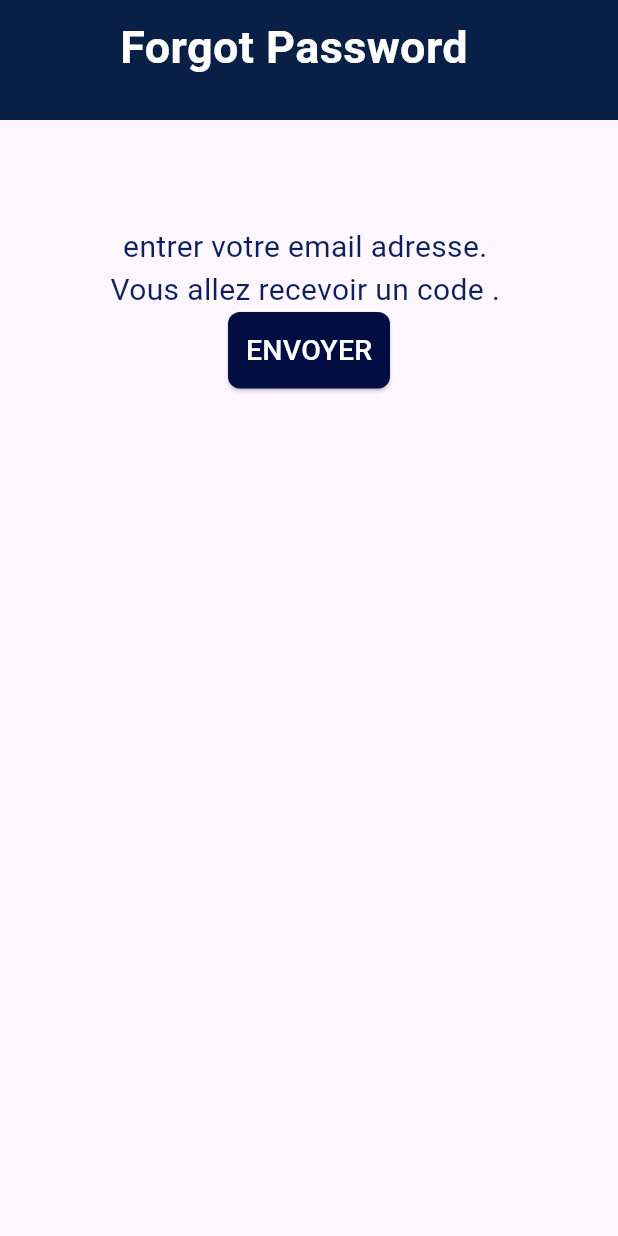
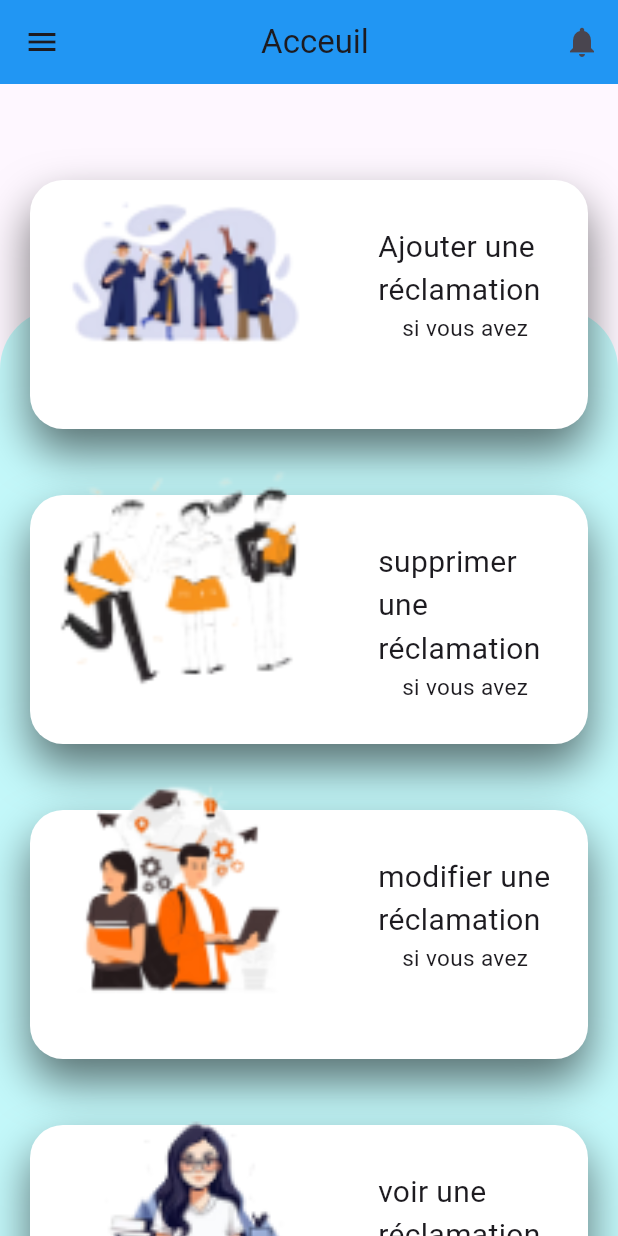
Before and after one commit to ImanAbarkane/gestion-des-reclamations-des-etudiants, a Flutter app: the screen it shows after launch, on a phone screen of 412 x 824 dp. Run offline on Flutter 3.47's test engine with Material 3 defaults, Android fonts, the phone set to English and light mode, and no system bars; Roboto replaces fonts that are missing (countryName).

Commit message:
list view de home

```diff
--- a/lib/main.dart
+++ b/lib/main.dart
@@ -1,4 +1,6 @@
 import 'package:ereclamation_application_2/screens/Forgot_password.dart';
+import 'package:ereclamation_application_2/screens/home.dart';
+
 import 'package:flutter/material.dart';
 void main() {
   runApp(const MyApp());
@@ -11,9 +13,13 @@ class MyApp extends StatelessWidget {
 
 
   Widget build (BuildContext context){
-    return const MaterialApp(
+    return  MaterialApp(
+      theme: ThemeData(
+       // primaryColor:  Color.fromARGB(95, 20, 80, 243),
+
+      ),
       debugShowCheckedModeBanner: false,
-      home:Forgot_password(),
+      home:Home(),
     );
   }
 }
--- /dev/null
+++ b/lib/models/cas_utilisation.dart
@@ -0,0 +1,52 @@
+
+
+import 'package:flutter/material.dart';
+
+
+class Cas_Utilisation {
+
+
+  final String title,subTitle ,image;
+
+
+  Cas_Utilisation({
+    required this.title,
+    required this.subTitle,
+    required this.image
+  });
+
+}
+
+
+  List<Cas_Utilisation>liste_fonctions= [
+   Cas_Utilisation(
+    title: "Ajouter une réclamation",
+    subTitle: 'si vous avez ',
+     image: "images/1.png"),
+
+
+     Cas_Utilisation(
+    title: "supprimer une réclamation",
+    subTitle: 'si vous avez ',
+     image: "images/2.png"),
+
+
+
+     Cas_Utilisation(
+    title: "modifier une réclamation",
+    subTitle: 'si vous avez ',
+     image: "images/3.png"),
+
+
+     Cas_Utilisation(
+    title: "voir une réclamation",
+    subTitle: 'si vous avez ',
+     image: "images/4.png"),
+
+
+     Cas_Utilisation(
+    title: "liste,des réclamation",
+    subTitle: 'si vous avez ',
+     image: "images/5.png")
+
+  ];
--- a/lib/screens/espace_enseignant.dart
+++ b/lib/screens/espace_enseignant.dart
@@ -1,4 +1,4 @@
-// ignore_for_file: prefer_const_literals_to_create_immutables, prefer_const_constructors, sort_child_properties_last
+// ignore_for_file: prefer_const_literals_to_create_immutables, prefer_const_constructors, sort_child_properties_last, camel_case_types
 
 import 'package:flutter/material.dart';
 
--- a/lib/screens/home.dart
+++ b/lib/screens/home.dart
@@ -0,0 +1,36 @@
+import 'package:ereclamation_application_2/widgets/Home_Body.dart';
+import 'package:flutter/material.dart';
+
+
+class Home extends StatelessWidget {
+  const Home({super.key});
+
+  @override
+  Widget build(BuildContext context) {
+    return Scaffold(
+     // backgroundColor: Color.fromARGB(95, 91, 133, 250),
+      appBar: homeAppBar(),
+      body: HomeBody(),
+    ) ;
+  }
+
+  AppBar homeAppBar() {
+    return AppBar(
+      backgroundColor:  Colors.blue,
+       title: Center(child: Text('Acceuil')),
+       actions: [
+        IconButton(
+          onPressed: (){},
+          icon: Icon(
+            Icons.notifications,
+           )
+          ),
+
+       ],
+       leading: IconButton(
+        onPressed: (){},
+        icon:Icon(Icons.menu)
+        ),
+    );
+  }
+}
--- /dev/null
+++ b/lib/widgets/Home_Body.dart
@@ -0,0 +1,59 @@
+// ignore_for_file: prefer_const_constructors, prefer_const_literals_to_create_immutables
+
+import 'package:ereclamation_application_2/widgets/fonction_card.dart';
+import 'package:flutter/material.dart';
+import 'package:ereclamation_application_2/models/cas_utilisation.dart';
+
+
+class HomeBody extends StatelessWidget {
+  const HomeBody({super.key});
+
+  @override
+  Widget build(BuildContext context) {
+    //Size sizee = MediaQuery.of(context).size;
+
+    return SafeArea(
+        bottom: true,
+        child: Column(children: [
+          SizedBox(
+            height: 30,
+          ),
+
+          //***********pour afficher calnedrier ********* */
+        /*  Container(
+            decoration: BoxDecoration(
+                color: Colors.green, borderRadius: BorderRadius.circular(20)),
+
+            height: 200,
+            //color: Colors.green,
+          ),*/
+
+          //*******************pour afficher lite des fonctions de l'application*************** */
+          Expanded(
+              //expanded widget est pour remplir tout l'espace restante
+              child: Stack(children: [
+            //************  1er child    *******
+            Container(
+                margin: EdgeInsets.only(top: 120.0),
+                decoration: BoxDecoration(
+                  color: Color.fromARGB(255, 195, 248, 250),
+                  borderRadius: BorderRadius.only(
+                    topLeft: Radius.circular(40),
+                    topRight: Radius.circular(40),
+                  ),
+                )),
+            ListView.builder(
+                  itemCount: liste_fonctions.length,
+                  itemBuilder: (context, index) => fonction_card(
+                    itemIndex: index,
+                    cas_utili: liste_fonctions[index], press: (){},
+                  ),
+                ),
+          ]
+          )
+          )
+        ]
+        )
+        );
+  }
+}
--- /dev/null
+++ b/lib/widgets/fonction_card.dart
@@ -0,0 +1,83 @@
+// ignore_for_file: camel_case_types, prefer_const_constructors, prefer_const_literals_to_create_immutables, non_constant_identifier_names
+
+import 'package:ereclamation_application_2/models/cas_utilisation.dart';
+import 'package:flutter/material.dart';
+
+
+
+class fonction_card extends StatelessWidget {
+  const fonction_card({
+    super.key,
+    required this.itemIndex,
+    required this.cas_utili, required this.press
+  });
+
+
+
+   final int itemIndex;
+   final Cas_Utilisation cas_utili;
+   final Function press;
+  @override
+  Widget build(BuildContext context) {
+    return Container(
+                //color: Colors.amber,
+                margin: EdgeInsets.symmetric(horizontal: 20, vertical: 10),
+                height: 190,
+                child: InkWell(
+                  onTap:press(),
+                  child: Stack(
+                      alignment: Alignment.bottomCenter,
+                      children: [
+                        Container(
+                          height: 166,
+                          decoration: BoxDecoration(
+                            borderRadius: BorderRadius.circular(22),
+                            color: const Color.fromARGB(255, 255, 255, 255),
+                            boxShadow: [
+                              BoxShadow(
+                                offset:Offset(0, 15) ,
+                                blurRadius: 25,
+                                color: Colors.black54
+                              )
+                            ]
+
+                          ),
+
+                        ),
+                        Positioned(
+                          top:0,
+                          left: 0,
+                          child: Container(
+                          padding: EdgeInsets.symmetric(horizontal: 20),
+                          height: 160,
+                          width: 200,
+                          child: Image.asset(cas_utili.image,
+                          fit: BoxFit.cover,
+                          ),
+                        )
+                        ),
+                        Positioned(
+                          bottom: 0,
+                          right: 0,
+                          child: SizedBox(
+                            height: 136,
+                            width:160 ,
+                            child: Column(
+                              children: [
+                                Padding(
+                  padding: const EdgeInsets.symmetric(horizontal: 20),
+                  child: Text(cas_utili.title,style: TextStyle(fontFamily: AutofillHints.countryName,fontSize: 20),),
+                                ),
+                                Padding(
+                  padding: const EdgeInsets.symmetric(horizontal: 10),
+                  child: Text(cas_utili.subTitle,style: TextStyle(fontSize: 15),),
+                                ),
+                              ],
+                            ),
+                        ))
+                      ],
+                  ),
+                ),
+              );
+  }
+}
--- a/pubspec.yaml
+++ b/pubspec.yaml
@@ -59,8 +59,9 @@ flutter:
   uses-material-design: true
 
   # To add assets to your application, add an assets section, like this:
-  # assets:
-  #   - images/a_dot_burr.jpeg
+  assets:
+    - images/
+    - images/2.png
   #   - images/a_dot_ham.jpeg
 
   # An image asset can refer to one or more resolution-specific "variants", see
```
Also changed, not shown: lib/screens/Forgot_password.dart (+63 -3 lines), lib/screens/splash_page.dart (added, +14 -0 lines), images/1.png (added), images/2.png (added), images/3.png (added), images/4.png (added), images/5.png (added), images/image6.png (added).
